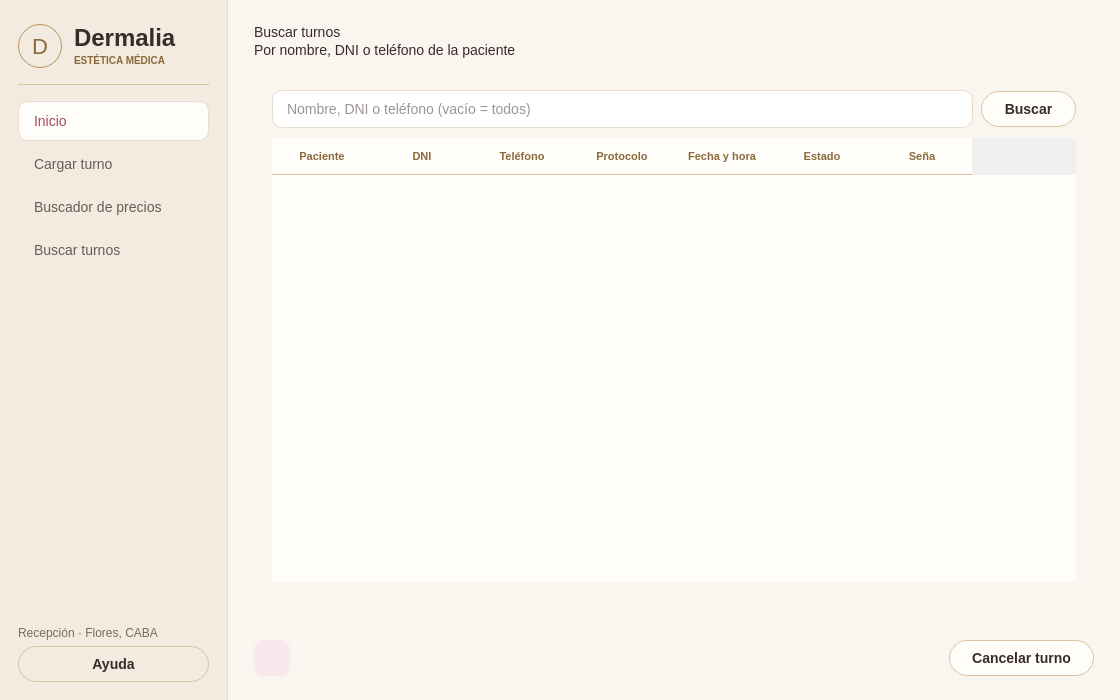
sant1jmnz/Proyect-berea, file frontend/gestion/ventanagestion.ui: the form before one commit.
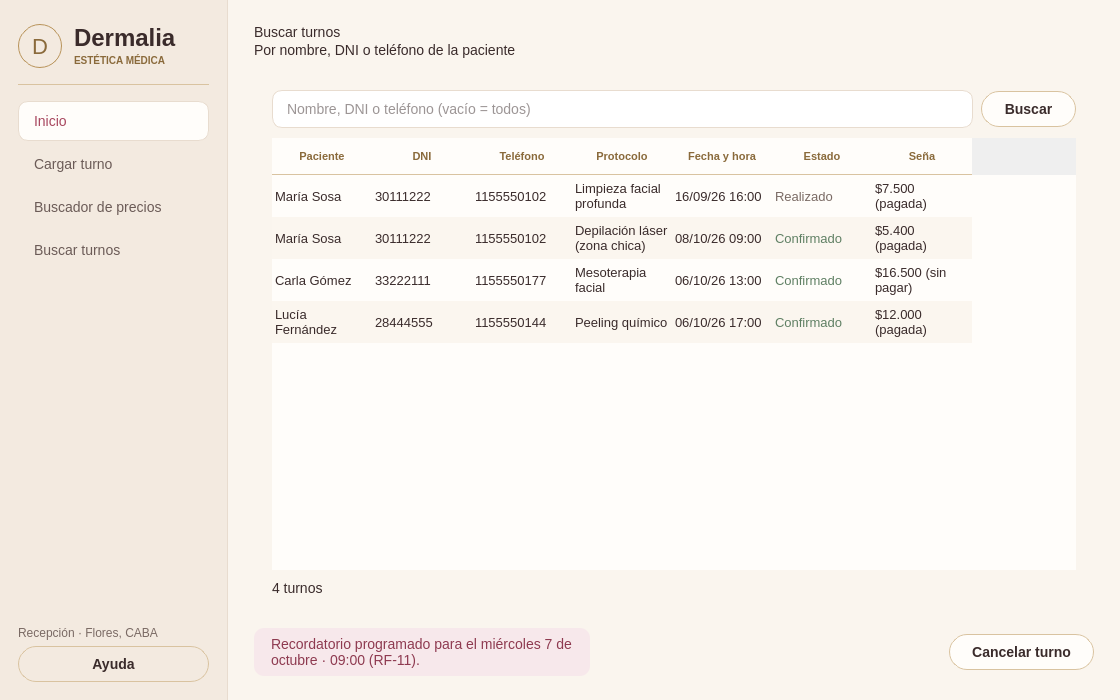
The form after the commit. The open tabs and pages were chosen to show the change. Icons and pictures are not drawn.

Commit message: Dejar Gestión solo como interfaz navegable: sin backend ni datos en código

```diff
--- a/frontend/gestion/ventanagestion.ui
+++ b/frontend/gestion/ventanagestion.ui
@@ -2056,12 +2056,192 @@
                <string>Seña</string>
               </property>
              </column>
+             <row/>
+             <row/>
+             <row/>
+             <row/>
+             <item row="0" column="0">
+              <property name="text">
+               <string>María Sosa</string>
+              </property>
+             </item>
+             <item row="0" column="1">
+              <property name="text">
+               <string>30111222</string>
+              </property>
+             </item>
+             <item row="0" column="2">
+              <property name="text">
+               <string>1155550102</string>
+              </property>
+             </item>
+             <item row="0" column="3">
+              <property name="text">
+               <string>Limpieza facial profunda</string>
+              </property>
+             </item>
+             <item row="0" column="4">
+              <property name="text">
+               <string>16/09/26 16:00</string>
+              </property>
+             </item>
+             <item row="0" column="5">
+              <property name="text">
+               <string>Realizado</string>
+              </property>
+              <property name="foreground">
+               <brush brushstyle="SolidPattern">
+                <color alpha="255">
+                 <red>122</red>
+                 <green>106</green>
+                 <blue>100</blue>
+                </color>
+               </brush>
+              </property>
+             </item>
+             <item row="0" column="6">
+              <property name="text">
+               <string>$7.500 (pagada)</string>
+              </property>
+             </item>
+             <item row="1" column="0">
+              <property name="text">
+               <string>María Sosa</string>
+              </property>
+             </item>
+             <item row="1" column="1">
+              <property name="text">
+               <string>30111222</string>
+              </property>
+             </item>
+             <item row="1" column="2">
+              <property name="text">
+               <string>1155550102</string>
+              </property>
+             </item>
+             <item row="1" column="3">
+              <property name="text">
+               <string>Depilación láser (zona chica)</string>
+              </property>
+             </item>
+             <item row="1" column="4">
+              <property name="text">
+               <string>08/10/26 09:00</string>
+              </property>
+             </item>
+             <item row="1" column="5">
+              <property name="text">
+               <string>Confirmado</string>
+              </property>
+              <property name="foreground">
+               <brush brushstyle="SolidPattern">
+                <color alpha="255">
+                 <red>95</red>
+                 <green>127</green>
+                 <blue>99</blue>
+                </color>
+               </brush>
+              </property>
+             </item>
+             <item row="1" column="6">
+              <property name="text">
+               <string>$5.400 (pagada)</string>
+              </property>
+             </item>
+             <item row="2" column="0">
+              <property name="text">
+               <string>Carla Gómez</string>
+              </property>
+             </item>
+             <item row="2" column="1">
+              <property name="text">
+               <string>33222111</string>
+              </property>
+             </item>
+             <item row="2" column="2">
+              <property name="text">
+               <string>1155550177</string>
+              </property>
+             </item>
+             <item row="2" column="3">
+              <property name="text">
+               <string>Mesoterapia facial</string>
+              </property>
+             </item>
+             <item row="2" column="4">
+              <property name="text">
+               <string>06/10/26 13:00</string>
+              </property>
+             </item>
+             <item row="2" column="5">
+              <property name="text">
+               <string>Confirmado</string>
+              </property>
+              <property name="foreground">
+               <brush brushstyle="SolidPattern">
+                <color alpha="255">
+                 <red>95</red>
+                 <green>127</green>
+                 <blue>99</blue>
+                </color>
+               </brush>
+              </property>
+             </item>
+             <item row="2" column="6">
+              <property name="text">
+               <string>$16.500 (sin pagar)</string>
+              </property>
+             </item>
+             <item row="3" column="0">
+              <property name="text">
+               <string>Lucía Fernández</string>
+              </property>
+             </item>
+             <item row="3" column="1">
+              <property name="text">
+               <string>28444555</string>
+              </property>
+             </item>
+             <item row="3" column="2">
+              <property name="text">
+               <string>1155550144</string>
+              </property>
+             </item>
+             <item row="3" column="3">
+              <property name="text">
+               <string>Peeling químico</string>
+              </property>
+             </item>
+             <item row="3" column="4">
+              <property name="text">
+               <string>06/10/26 17:00</string>
+              </property>
+             </item>
+             <item row="3" column="5">
+              <property name="text">
+               <string>Confirmado</string>
+              </property>
+              <property name="foreground">
+               <brush brushstyle="SolidPattern">
+                <color alpha="255">
+                 <red>95</red>
+                 <green>127</green>
+                 <blue>99</blue>
+                </color>
+               </brush>
+              </property>
+             </item>
+             <item row="3" column="6">
+              <property name="text">
+               <string>$12.000 (pagada)</string>
+              </property>
+             </item>
             </widget>
            </item>
            <item>
             <widget class="QLabel" name="lblCuenta">
              <property name="text">
-              <string/>
+              <string>4 turnos</string>
              </property>
              <property name="rol" stdset="0">
               <string notr="true">nota</string>
@@ -2079,7 +2259,7 @@
           <item>
            <widget class="QLabel" name="lblRecordatorio">
             <property name="text">
-             <string/>
+             <string>Recordatorio programado para el miércoles 7 de octubre · 09:00 (RF-11).</string>
             </property>
             <property name="wordWrap">
              <bool>true</bool>
```
Left out of the diff: 252 changed lines with no effect on the pictures. The commit also changes 4 other files.
